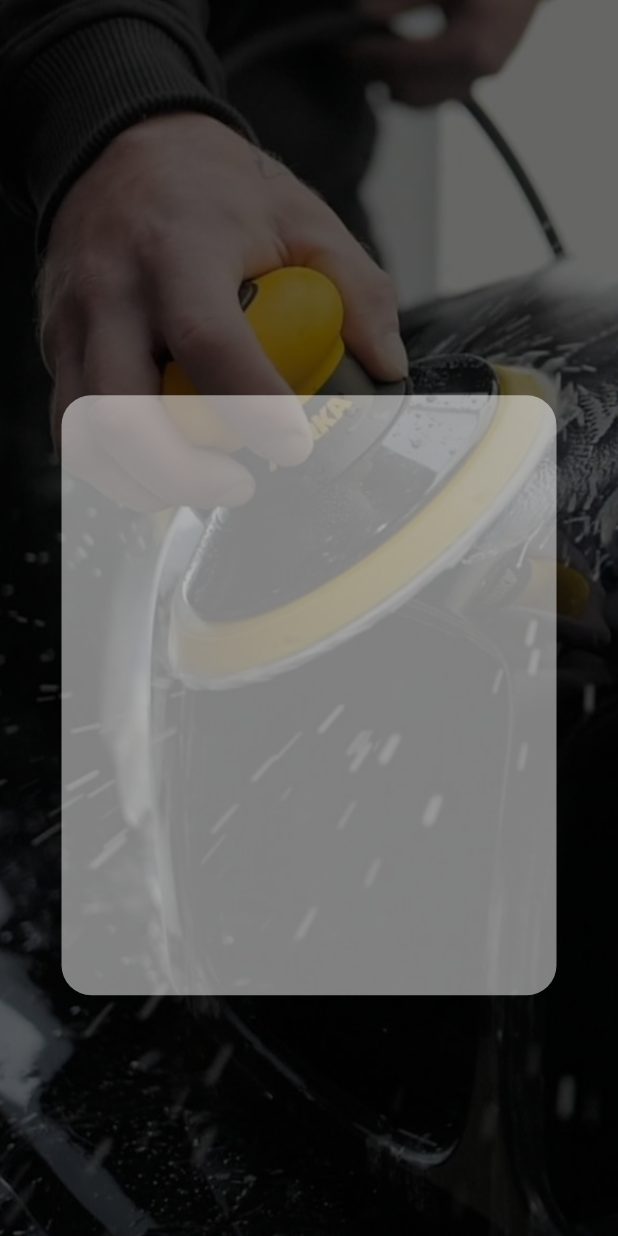
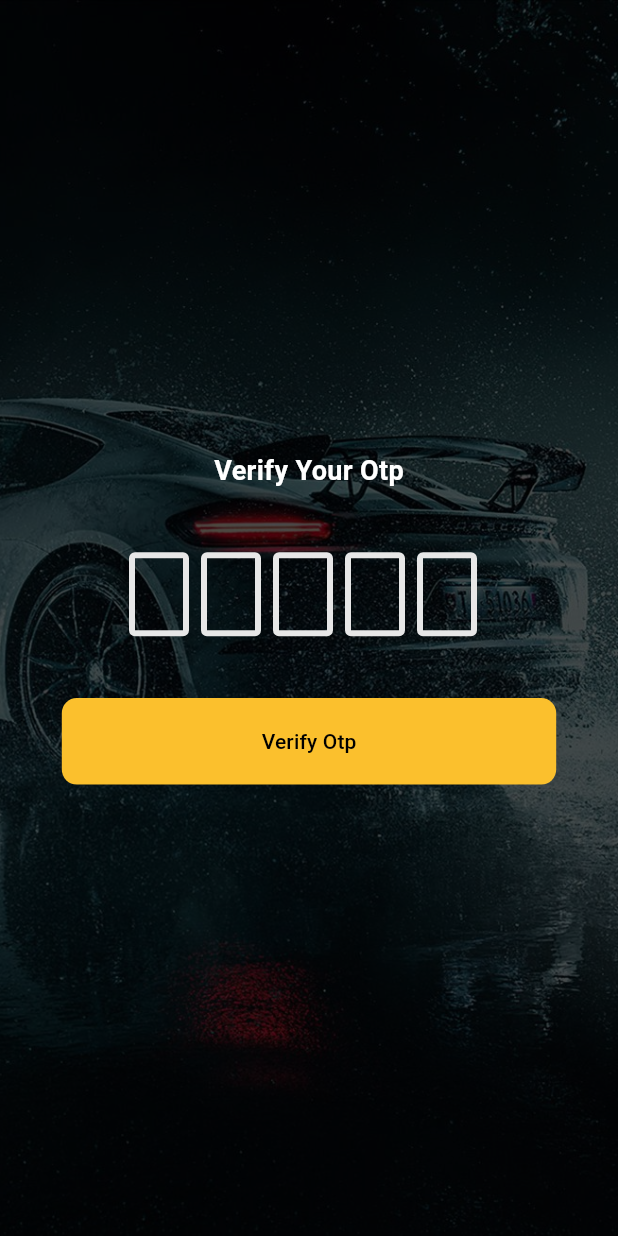
Before and after one commit to Ismailvk/Auto-pappa, a Flutter app: the screen it shows after launch, on a phone screen of 412 x 824 dp. Run offline on Flutter 3.47's test engine with Material 3 defaults, Android fonts, the phone set to English and light mode, and no system bars; drawn by our look-alikes of flutter_otp_text_field; our stand-ins replace lottie.

Commit message:
login,signup and otp screen ui completed

```diff
--- a/lib/main.dart
+++ b/lib/main.dart
@@ -1,5 +1,4 @@
-import 'package:auto_pappa/views/login_screen.dart';
-import 'package:auto_pappa/views/splash_screen.dart';
+import 'package:auto_pappa/views/otp_screen.dart';
 import 'package:flutter/material.dart';
 
 void main() {
@@ -17,7 +16,7 @@ class MyApp extends StatelessWidget {
           appBarTheme: const AppBarTheme(backgroundColor: Colors.yellow),
           colorScheme: ColorScheme.fromSeed(seedColor: Colors.yellow),
           useMaterial3: true),
-      home: const LoginScreen(),
+      home: OtpScreen(),
       debugShowCheckedModeBanner: false,
     );
   }
--- /dev/null
+++ b/lib/resources/components/button_widget.dart
@@ -0,0 +1,29 @@
+import 'package:auto_pappa/resources/constants/app_colors.dart';
+import 'package:flutter/material.dart';
+
+// ignore: must_be_immutable
+class ButtonWidget extends StatelessWidget {
+  final String title;
+  final Function()? onPress;
+  final double? width;
+
+  const ButtonWidget(
+      {super.key, required this.title, this.onPress, this.width});
+
+  @override
+  Widget build(BuildContext context) {
+    return SizedBox(
+      height: MediaQuery.of(context).size.height * 0.07,
+      width: width ?? MediaQuery.of(context).size.width * 0.8,
+      child: ElevatedButton(
+        onPressed: onPress,
+        style: ButtonStyle(
+            shape: MaterialStatePropertyAll(RoundedRectangleBorder(
+                borderRadius: BorderRadius.circular(10))),
+            backgroundColor: MaterialStatePropertyAll(AppColors.primaryColor)),
+        child: Text(title,
+            style: const TextStyle(color: AppColors.secondaryColor)),
+      ),
+    );
+  }
+}
--- /dev/null
+++ b/lib/resources/constants/app_colors.dart
@@ -0,0 +1,7 @@
+import 'package:flutter/material.dart';
+
+class AppColors {
+  static Color primaryColor = Colors.yellow[700]!;
+  static const secondaryColor = Colors.black;
+  static const white = Colors.white;
+}
--- a/lib/resources/constants/image_urls.dart
+++ b/lib/resources/constants/image_urls.dart
@@ -1,4 +1,7 @@
 class ImageUrls {
   static const String appLogo = 'assets/images/auto pappa_logo.jpg';
   static const String loginImage = 'assets/images/login_image.jpeg';
+  static const String signupScreen = 'assets/images/signup_image.jpeg';
+  static const String signupLottie = 'assets/lotties/signup_lottie.json';
+  static const String otpImage = 'assets/images/otp_background_image.jpeg';
 }
--- /dev/null
+++ b/lib/views/otp_screen.dart
@@ -0,0 +1,50 @@
+import 'package:auto_pappa/resources/components/button_widget.dart';
+import 'package:auto_pappa/resources/constants/app_colors.dart';
+import 'package:auto_pappa/resources/constants/image_urls.dart';
+import 'package:flutter/material.dart';
+import 'package:flutter_otp_text_field/flutter_otp_text_field.dart';
+
+// ignore: must_be_immutable
+class OtpScreen extends StatelessWidget {
+  OtpScreen({super.key});
+  String otp = '';
+
+  @override
+  Widget build(BuildContext context) {
+    final size = MediaQuery.sizeOf(context);
+    return Scaffold(
+      body: Container(
+        decoration: BoxDecoration(
+          image: DecorationImage(
+            image: const AssetImage(ImageUrls.otpImage),
+            fit: BoxFit.cover,
+            colorFilter: ColorFilter.mode(
+                AppColors.secondaryColor.withOpacity(0.7), BlendMode.darken),
+          ),
+        ),
+        child: Column(
+          mainAxisAlignment: MainAxisAlignment.center,
+          children: [
+            const Text('Verify Your Otp',
+                style: TextStyle(
+                    color: AppColors.white,
+                    fontSize: 18,
+                    fontWeight: FontWeight.bold)),
+            SizedBox(height: size.height / 20),
+            OtpTextField(
+              numberOfFields: 5,
+              borderColor: AppColors.secondaryColor,
+              focusedBorderColor: AppColors.primaryColor,
+              showFieldAsBox: true,
+              borderWidth: 4.0,
+              textStyle: const TextStyle(color: AppColors.white),
+              onSubmit: (String verificationCode) => otp = verificationCode,
+            ),
+            SizedBox(height: size.height / 20),
+            const ButtonWidget(title: 'Verify Otp')
+          ],
+        ),
+      ),
+    );
+  }
+}
--- a/pubspec.yaml
+++ b/pubspec.yaml
@@ -35,6 +35,8 @@ dependencies:
   # The following adds the Cupertino Icons font to your application.
   # Use with the CupertinoIcons class for iOS style icons.
   cupertino_icons: ^1.0.6
+  lottie: ^3.1.1
+  flutter_otp_text_field: ^1.1.3+2
 
 dev_dependencies:
   flutter_test:
```
Also changed, not shown: assets/lotties/signup_lottie.json (added, +1 -0 lines), lib/resources/components/textformfield_widget.dart (added, +46 -0 lines), lib/views/login_screen.dart (+78 -3 lines), lib/views/signup_screen.dart (added, +136 -0 lines), assets/images/Login.png (deleted), assets/images/otp_background_image.jpeg (added), pubspec.lock, 1 other file.
